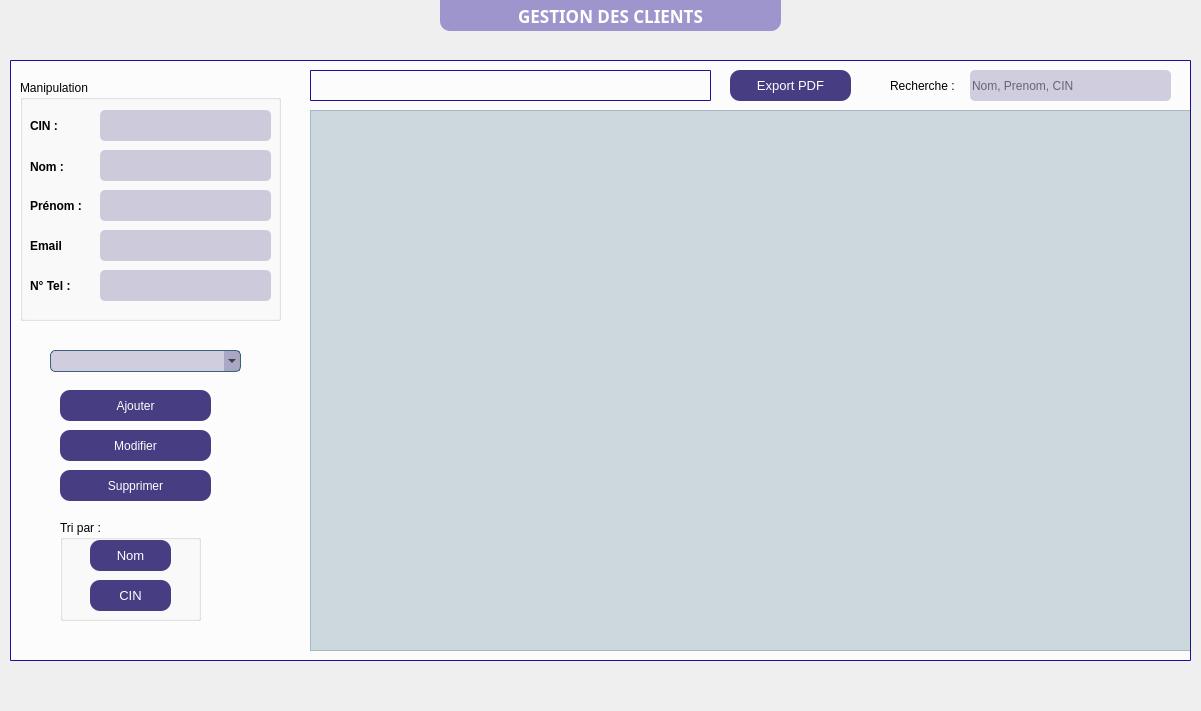
Old version of the form mainwindow.ui in the repository ProjetCPlusPlus2A41/projetcpp2a41-classroom-2a41-innostay.
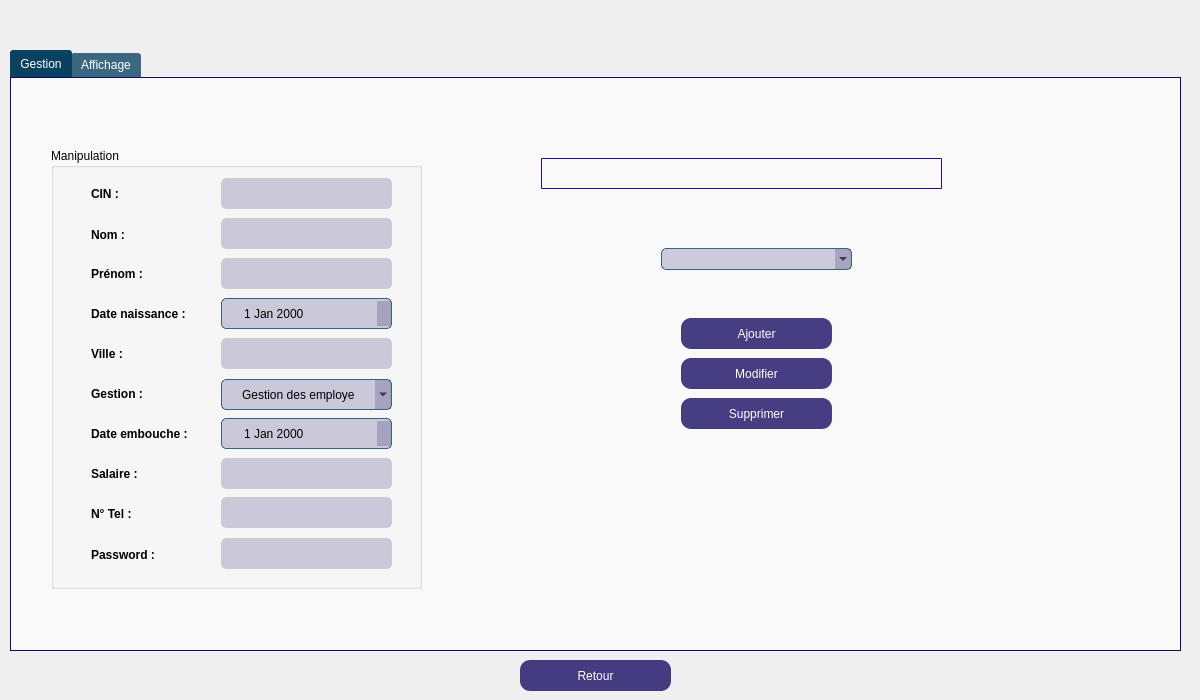
New version of the form. Icons and pictures are not drawn.

```diff
--- a/mainwindow.ui
+++ b/mainwindow.ui
@@ -6,172 +6,173 @@
    <rect>
     <x>0</x>
     <y>0</y>
-    <width>1201</width>
-    <height>711</height>
+    <width>1200</width>
+    <height>700</height>
    </rect>
   </property>
   <property name="windowTitle">
    <string>MainWindow</string>
   </property>
+  <property name="styleSheet">
+   <string notr="true">QLineEdit, QLineEdit#lineEdit_2, QLineEdit#lineEdit_3, QLineEdit#lineEdit_4, QLineEdit#lineEdit_5 {
+    background-color: rgba(255, 248, 240, 0.9);  /* Blanc cassé avec 90% d'opacité */
+    border: 1px solid rgba(200, 200, 200, 0.8);  /* Bordure gris clair avec 80% de transparence */
+    color: black;  /* Couleur du texte en noir pour un bon contraste */
+    padding: 5px;  /* Ajouter un peu d'espace interne */
+}</string>
+  </property>
   <widget class="QWidget" name="centralwidget">
-   <widget class="QLabel" name="Background_image_2">
+   <widget class="QStackedWidget" name="stackedWidget">
     <property name="geometry">
      <rect>
       <x>0</x>
       <y>0</y>
       <width>1201</width>
+      <height>701</height>
+     </rect>
+    </property>
+    <property name="currentIndex">
+     <number>2</number>
+    </property>
+    <widget class="QWidget" name="Login">
+     <widget class="QLabel" name="Background_image">
+      <property name="geometry">
+       <rect>
+        <x>0</x>
+        <y>-10</y>
+        <width>1201</width>
       <height>711</height>
      </rect>
     </property>
     <property name="styleSheet">
-     <string notr="true">background-image: url(:/images/ressource/BG1.png);</string>
+       <string notr="true">background-image: url(:/images/ressource/background-image.png);</string>
     </property>
     <property name="text">
      <string/>
     </property>
    </widget>
-   <widget class="QLineEdit" name="line_Recherche">
+     <widget class="QLabel" name="Login_CIN">
     <property name="geometry">
      <rect>
-      <x>970</x>
-      <y>70</y>
-      <width>201</width>
+        <x>480</x>
+        <y>300</y>
+        <width>251</width>
       <height>31</height>
      </rect>
     </property>
+      <property name="font">
+       <font>
+        <pointsize>10</pointsize>
+        <weight>75</weight>
+        <bold>true</bold>
+       </font>
+      </property>
     <property name="styleSheet">
-     <string notr="true">QLineEdit {
-background-color: rgba(20, 9, 97, 50);
-border-radius: 5px;
+       <string notr="true">QLabel {
+    color: #ffffff; /* White color for text labels */
+    font-weight: bold;
 }
-QLineEdit:hover {
-border: 1px solid rgba(9, 65, 97, 200);
-border-radius: 5px;
-}</string>
-    </property>
-    <property name="inputMask">
-     <string/>
-    </property>
-    <property name="text">
-     <string/>
-    </property>
-    <property name="placeholderText">
-     <string>Nom, Prenom, CIN</string>
-    </property>
-   </widget>
-   <widget class="QLabel" name="label_info_gestion">
-    <property name="geometry">
-     <rect>
-      <x>310</x>
-      <y>70</y>
-      <width>401</width>
-      <height>31</height>
-     </rect>
-    </property>
-    <property name="styleSheet">
-     <string notr="true">background-color: rgba(35,10,152, 0);
-border: 1px solid #230a98;
-border-radius: 1px;
+
 </string>
-    </property>
-    <property name="text">
-     <string/>
-    </property>
-    <property name="alignment">
-     <set>Qt::AlignCenter</set>
-    </property>
-   </widget>
-   <widget class="QLabel" name="label_12">
-    <property name="geometry">
-     <rect>
-      <x>890</x>
-      <y>70</y>
-      <width>81</width>
-      <height>31</height>
-     </rect>
-    </property>
-    <property name="text">
-     <string>Recherche :</string>
-    </property>
-   </widget>
-   <widget class="QGroupBox" name="groupBox_2">
-    <property name="geometry">
-     <rect>
-      <x>60</x>
-      <y>520</y>
-      <width>141</width>
-      <height>101</height>
-     </rect>
-    </property>
-    <property name="title">
-     <string>Tri par :</string>
-    </property>
-    <widget class="QPushButton" name="bt_Tri_Nom">
-     <property name="geometry">
-      <rect>
-       <x>30</x>
-       <y>20</y>
-       <width>81</width>
-       <height>31</height>
-      </rect>
-     </property>
-     <property name="font">
-      <font>
-       <pointsize>10</pointsize>
-      </font>
-     </property>
-     <property name="styleSheet">
-      <string notr="true">QPushButton {
-background-color: rgba(20, 9, 97, 200);
-border-radius: 10px;
-color:white;
-}
-QPushButton:hover {
-background-color: qlineargradient(spread:pad, x1:0, y1:0, x2:0, y2:1, stop:0 rgba(117, 201, 187, 200), stop:1 rgba(20, 9, 97, 200));
-}</string>
-     </property>
-     <property name="text">
-      <string>Nom</string>
-     </property>
-    </widget>
-    <widget class="QPushButton" name="bt_Tri_CIN">
-     <property name="geometry">
-      <rect>
-       <x>30</x>
-       <y>60</y>
-       <width>81</width>
-       <height>31</height>
-      </rect>
-     </property>
-     <property name="font">
-      <font>
-       <pointsize>10</pointsize>
-      </font>
-     </property>
-     <property name="styleSheet">
-      <string notr="true">QPushButton {
-background-color: rgba(20, 9, 97, 200);
-border-radius: 10px;
-color:white;
-}
-QPushButton:hover {
-background-color: qlineargradient(spread:pad, x1:0, y1:0, x2:0, y2:1, stop:0 rgba(117, 201, 187, 200), stop:1 rgba(20, 9, 97, 200));
-}</string>
      </property>
      <property name="text">
       <string>CIN</string>
      </property>
-    </widget>
-   </widget>
-   <widget class="QPushButton" name="bt_modifier">
+      <property name="alignment">
+       <set>Qt::AlignCenter</set>
+      </property>
+     </widget>
+     <widget class="QLineEdit" name="Login_CIN_Filed">
+      <property name="geometry">
+       <rect>
+        <x>480</x>
+        <y>330</y>
+        <width>251</width>
+        <height>36</height>
+       </rect>
+      </property>
+      <property name="styleSheet">
+       <string notr="true">QLineEdit {
+    background-color: #285a8e; /* Darker blue for input fields */
+    color: #ffffff; /* White text for better readability */
+    border: 1px solid #1f4e7b; /* Dark blue border to match the theme */
+    padding: 5px;
+    border-radius: 5px;
+}
+</string>
+      </property>
+     </widget>
+     <widget class="QLineEdit" name="Login_MDP_Field">
     <property name="geometry">
      <rect>
-      <x>60</x>
+        <x>480</x>
       <y>430</y>
+        <width>251</width>
+        <height>36</height>
+       </rect>
+      </property>
+      <property name="styleSheet">
+       <string notr="true">QLineEdit {
+    background-color: #285a8e; /* Darker blue for input fields */
+    color: #ffffff; /* White text for better readability */
+    border: 1px solid #1f4e7b; /* Dark blue border to match the theme */
+    padding: 5px;
+    border-radius: 5px;
+}
+
+</string>
+      </property>
+      <property name="echoMode">
+       <enum>QLineEdit::Password</enum>
+      </property>
+     </widget>
+     <widget class="QLabel" name="Login_MDP">
+      <property name="geometry">
+       <rect>
+        <x>480</x>
+        <y>400</y>
+        <width>251</width>
+        <height>31</height>
+       </rect>
+      </property>
+      <property name="font">
+       <font>
+        <pointsize>10</pointsize>
+        <weight>75</weight>
+        <bold>true</bold>
+       </font>
+      </property>
+      <property name="styleSheet">
+       <string notr="true">QLabel {
+    color: #ffffff; /* White color for text labels */
+    font-weight: bold;
+}
+
+</string>
+      </property>
+      <property name="text">
+       <string>Mot de Passe</string>
+      </property>
+      <property name="alignment">
+       <set>Qt::AlignCenter</set>
+      </property>
+     </widget>
+     <widget class="QPushButton" name="Login_Button">
+      <property name="geometry">
+       <rect>
+        <x>530</x>
+        <y>520</y>
       <width>151</width>
       <height>31</height>
      </rect>
     </property>
+      <property name="font">
+       <font>
+        <pointsize>10</pointsize>
+        <weight>75</weight>
+        <bold>true</bold>
+       </font>
+      </property>
     <property name="styleSheet">
      <string notr="true">QPushButton {
 background-color: rgba(20, 9, 97, 200);
@@ -183,21 +184,128 @@
 }</string>
     </property>
     <property name="text">
-     <string>Modifier</string>
-    </property>
-   </widget>
-   <widget class="QPushButton" name="bt_ExportPDF">
+       <string>Login</string>
+      </property>
+     </widget>
+     <widget class="QLabel" name="label">
     <property name="geometry">
      <rect>
-      <x>730</x>
-      <y>70</y>
-      <width>121</width>
+        <x>360</x>
+        <y>220</y>
+        <width>491</width>
+        <height>371</height>
+       </rect>
+      </property>
+      <property name="styleSheet">
+       <string notr="true">background-color: rgba(52, 134, 235,200);
+border-radius: 10px;</string>
+      </property>
+      <property name="text">
+       <string/>
+      </property>
+     </widget>
+     <widget class="QLabel" name="label_9">
+      <property name="geometry">
+       <rect>
+        <x>350</x>
+        <y>-80</y>
+        <width>521</width>
+        <height>421</height>
+       </rect>
+      </property>
+      <property name="styleSheet">
+       <string notr="true">image: url(:/images/ressource/Logo.png);</string>
+      </property>
+      <property name="text">
+       <string/>
+      </property>
+     </widget>
+     <widget class="QLabel" name="label_infoconx">
+      <property name="geometry">
+       <rect>
+        <x>390</x>
+        <y>235</y>
+        <width>431</width>
       <height>31</height>
      </rect>
     </property>
+      <property name="text">
+       <string/>
+      </property>
+      <property name="alignment">
+       <set>Qt::AlignCenter</set>
+      </property>
+     </widget>
+     <widget class="QCheckBox" name="Login_check_PassShowHide">
+      <property name="geometry">
+       <rect>
+        <x>740</x>
+        <y>430</y>
+        <width>41</width>
+        <height>41</height>
+       </rect>
+      </property>
+      <property name="styleSheet">
+       <string notr="true">QCheckBox::indicator {
+ width: 40px;
+ height: 20px;
+}
+QCheckBox::indicator:checked{
+image: url(:/images/ressource/ShowPassIcon.png);
+}
+QCheckBox::indicator:unchecked{
+image: url(:/images/ressource/HidePassIcon.png);
+}
+background-color: rgb(255, 255, 255);
+</string>
+      </property>
+      <property name="text">
+       <string/>
+      </property>
+     </widget>
+     <zorder>Background_image</zorder>
+     <zorder>label_9</zorder>
+     <zorder>label</zorder>
+     <zorder>Login_Button</zorder>
+     <zorder>Login_MDP_Field</zorder>
+     <zorder>Login_MDP</zorder>
+     <zorder>Login_CIN</zorder>
+     <zorder>Login_CIN_Filed</zorder>
+     <zorder>label_infoconx</zorder>
+     <zorder>Login_check_PassShowHide</zorder>
+    </widget>
+    <widget class="QWidget" name="Menu">
+     <widget class="QLabel" name="label_14">
+      <property name="geometry">
+       <rect>
+        <x>120</x>
+        <y>150</y>
+        <width>961</width>
+        <height>401</height>
+       </rect>
+      </property>
+      <property name="styleSheet">
+       <string notr="true">background-color: rgba(52, 134, 235,200);
+border-radius: 10px;</string>
+      </property>
+      <property name="text">
+       <string/>
+      </property>
+     </widget>
+     <widget class="QPushButton" name="Menu_Employes">
+      <property name="geometry">
+       <rect>
+        <x>220</x>
+        <y>210</y>
+        <width>300</width>
+        <height>31</height>
+       </rect>
+      </property>
     <property name="font">
      <font>
       <pointsize>10</pointsize>
+        <weight>75</weight>
+        <bold>true</bold>
      </font>
     </property>
     <property name="styleSheet">
@@ -211,57 +319,85 @@
 }</string>
     </property>
     <property name="text">
-     <string>Export PDF</string>
-    </property>
-   </widget>
-   <widget class="QTableView" name="table_Clients">
+       <string>Gestion des employés</string>
+      </property>
+     </widget>
+     <widget class="QPushButton" name="Menu_Clients">
     <property name="geometry">
      <rect>
-      <x>310</x>
-      <y>110</y>
-      <width>881</width>
-      <height>541</height>
-     </rect>
-    </property>
+        <x>220</x>
+        <y>260</y>
+        <width>300</width>
+        <height>31</height>
+       </rect>
+      </property>
+      <property name="font">
+       <font>
+        <pointsize>10</pointsize>
+        <weight>75</weight>
+        <bold>true</bold>
+       </font>
+      </property>
     <property name="styleSheet">
-     <string notr="true">background-color:  rgba(9, 65, 97,50);
-</string>
-    </property>
-   </widget>
-   <widget class="QComboBox" name="comboBox_IDs">
+       <string notr="true">QPushButton {
+background-color: rgba(20, 9, 97, 200);
+border-radius: 10px;
+color:white;
+}
+QPushButton:hover {
+background-color: qlineargradient(spread:pad, x1:0, y1:0, x2:0, y2:1, stop:0 rgba(117, 201, 187, 200), stop:1 rgba(20, 9, 97, 200));
+}</string>
+      </property>
+      <property name="text">
+       <string>Gestion des clients</string>
+      </property>
+     </widget>
+     <widget class="QPushButton" name="Menu_Reservations">
     <property name="geometry">
      <rect>
-      <x>50</x>
-      <y>350</y>
-      <width>191</width>
-      <height>22</height>
-     </rect>
-    </property>
+        <x>220</x>
+        <y>310</y>
+        <width>300</width>
+        <height>31</height>
+       </rect>
+      </property>
+      <property name="font">
+       <font>
+        <pointsize>10</pointsize>
+        <weight>75</weight>
+        <bold>true</bold>
+       </font>
+      </property>
     <property name="styleSheet">
-     <string notr="true">QComboBox
-{
-    subcontrol-origin: padding;
-    subcontrol-position: top right;
-    selection-background-color: #111;
-    selection-color: yellow;
-    color: black;
-    background-color: rgba(20, 9, 97, 50);
-    border-style: solid;
-    border: 1px solid rgba(9, 65, 97, 200);
-    border-radius: 5;
-    padding: 1px 0px 1px 20px;
+       <string notr="true">QPushButton {
+background-color: rgba(20, 9, 97, 200);
+border-radius: 10px;
+color:white;
+}
+QPushButton:hover {
+background-color: qlineargradient(spread:pad, x1:0, y1:0, x2:0, y2:1, stop:0 rgba(117, 201, 187, 200), stop:1 rgba(20, 9, 97, 200));
 }</string>
     </property>
-   </widget>
-   <widget class="QPushButton" name="bt_supprimer">
+      <property name="text">
+       <string>Gestion des réservations</string>
+      </property>
+     </widget>
+     <widget class="QPushButton" name="Menu_Equipements">
     <property name="geometry">
      <rect>
-      <x>60</x>
-      <y>470</y>
-      <width>151</width>
+        <x>220</x>
+        <y>360</y>
+        <width>300</width>
       <height>31</height>
      </rect>
     </property>
+      <property name="font">
+       <font>
+        <pointsize>10</pointsize>
+        <weight>75</weight>
+        <bold>true</bold>
+       </font>
+      </property>
     <property name="styleSheet">
      <string notr="true">QPushButton {
 background-color: rgba(20, 9, 97, 200);
@@ -273,16 +409,204 @@
 }</string>
     </property>
     <property name="text">
-     <string>Supprimer</string>
-    </property>
-   </widget>
+       <string>Gestion des equipements</string>
+      </property>
+     </widget>
+     <widget class="QPushButton" name="Menu_Restauration">
+      <property name="geometry">
+       <rect>
+        <x>220</x>
+        <y>410</y>
+        <width>300</width>
+        <height>31</height>
+       </rect>
+      </property>
+      <property name="font">
+       <font>
+        <pointsize>10</pointsize>
+        <weight>75</weight>
+        <bold>true</bold>
+       </font>
+      </property>
+      <property name="styleSheet">
+       <string notr="true">QPushButton {
+background-color: rgba(20, 9, 97, 200);
+border-radius: 10px;
+color:white;
+}
+QPushButton:hover {
+background-color: qlineargradient(spread:pad, x1:0, y1:0, x2:0, y2:1, stop:0 rgba(117, 201, 187, 200), stop:1 rgba(20, 9, 97, 200));
+}</string>
+      </property>
+      <property name="text">
+       <string>Gestion de restauration</string>
+      </property>
+     </widget>
+     <widget class="QPushButton" name="Menu_Animation">
+      <property name="geometry">
+       <rect>
+        <x>220</x>
+        <y>460</y>
+        <width>300</width>
+        <height>31</height>
+       </rect>
+      </property>
+      <property name="font">
+       <font>
+        <pointsize>10</pointsize>
+        <weight>75</weight>
+        <bold>true</bold>
+       </font>
+      </property>
+      <property name="styleSheet">
+       <string notr="true">QPushButton {
+background-color: rgba(20, 9, 97, 200);
+border-radius: 10px;
+color:white;
+}
+QPushButton:hover {
+background-color: qlineargradient(spread:pad, x1:0, y1:0, x2:0, y2:1, stop:0 rgba(117, 201, 187, 200), stop:1 rgba(20, 9, 97, 200));
+}</string>
+      </property>
+      <property name="text">
+       <string>Gestion des animations</string>
+      </property>
+     </widget>
+     <widget class="QLabel" name="label_15">
+      <property name="geometry">
+       <rect>
+        <x>620</x>
+        <y>100</y>
+        <width>311</width>
+        <height>331</height>
+       </rect>
+      </property>
+      <property name="styleSheet">
+       <string notr="true">background-image: url(:/images/ressource/Logo.png);</string>
+      </property>
+      <property name="text">
+       <string/>
+      </property>
+     </widget>
+     <widget class="QLabel" name="Background_image_3">
+      <property name="geometry">
+       <rect>
+        <x>0</x>
+        <y>0</y>
+        <width>1201</width>
+        <height>711</height>
+       </rect>
+      </property>
+      <property name="styleSheet">
+       <string notr="true">background-image: url(:/images/ressource/background-image.png);</string>
+      </property>
+      <property name="text">
+       <string/>
+      </property>
+     </widget>
+     <zorder>Background_image_3</zorder>
+     <zorder>label_14</zorder>
+     <zorder>Menu_Employes</zorder>
+     <zorder>Menu_Clients</zorder>
+     <zorder>Menu_Reservations</zorder>
+     <zorder>Menu_Equipements</zorder>
+     <zorder>Menu_Restauration</zorder>
+     <zorder>Menu_Animation</zorder>
+     <zorder>label_15</zorder>
+    </widget>
+    <widget class="QWidget" name="Gestion_Employe">
+     <widget class="QTabWidget" name="tabWidget">
+      <property name="geometry">
+       <rect>
+        <x>10</x>
+        <y>50</y>
+        <width>1171</width>
+        <height>601</height>
+       </rect>
+      </property>
+      <property name="styleSheet">
+       <string notr="true">QTabBar::tab{
+	background-color: rgb(20, 9, 97);
+	color: #ffffff;
+	border-top-left-radius: 3px;
+	border-top-right-radius: 3px;
+	padding: 5px;
+}
+QTabBar::tab:disabled{
+	background-color: #656565;
+	color: #656565;
+}
+QTabWidget::pane {
+    background-color: rgba(255,255,255, 0.6); 
+    border: 1px solid rgb(20, 9, 97);
+}
+QTabBar::tab:selected{
+    background-color: rgb(9, 65, 97);
+	color: #ffffff;
+}
+QTabBar::tab:selected:disabled{
+	background-color: #404040;
+	color: #656565;
+}
+QTabBar::tab:!selected {
+    background-color: rgba(9, 65, 97, 200);
+}
+
+QTabBar::tab:top:!selected {
+    margin-top: 3px;
+}
+QTabBar::tab:bottom:!selected {
+    margin-bottom: 3px;
+}
+QTabBar::tab:top, QTabBar::tab:bottom {
+    min-width: 8ex;
+    margin-right: -1px;
+    padding: 5px 10px 5px 10px;
+}
+QTabBar::tab:top:selected {
+    border-bottom-color: none;
+}
+QTabBar::tab:bottom:selected {
+    border-top-color: none;
+}
+QTabBar::tab:top:last, QTabBar::tab:bottom:last,QTabBar::tab:top:only-one, QTabBar::tab:bottom:only-one {
+    margin-right: 0;
+}
+QTabBar::tab:left:!selected {
+    margin-right: 3px;
+}
+QTabBar::tab:right:!selected{
+    margin-left: 3px;
+}
+QTabBar::tab:left, QTabBar::tab:right {
+    min-height: 8ex;
+    margin-bottom: -1px;
+    padding: 10px 5px 10px 5px;
+}
+QTabBar::tab:left:selected {
+    border-left-color: none;
+}
+QTabBar::tab:right:selected {
+    border-right-color: none;
+}
+QTabBar::tab:left:last, QTabBar::tab:right:last,QTabBar::tab:left:only-one, QTabBar::tab:right:only-one {
+    margin-bottom: 0;
+}</string>
+      </property>
+      <property name="currentIndex">
+       <number>0</number>
+      </property>
+      <widget class="QWidget" name="tab">
+       <attribute name="title">
+        <string>Gestion</string>
+       </attribute>
    <widget class="QGroupBox" name="groupBox">
     <property name="geometry">
      <rect>
-      <x>20</x>
-      <y>80</y>
-      <width>261</width>
-      <height>241</height>
+          <x>40</x>
+          <y>70</y>
+          <width>371</width>
+          <height>441</height>
      </rect>
     </property>
     <property name="title">
@@ -291,8 +615,8 @@
     <widget class="QLabel" name="label_11">
      <property name="geometry">
       <rect>
-       <x>10</x>
-       <y>190</y>
+           <x>40</x>
+           <y>350</y>
        <width>81</width>
        <height>31</height>
       </rect>
@@ -308,11 +632,71 @@
       <string>N° Tel :</string>
      </property>
     </widget>
+        <widget class="QLabel" name="label_6">
+         <property name="geometry">
+          <rect>
+           <x>40</x>
+           <y>190</y>
+           <width>81</width>
+           <height>31</height>
+          </rect>
+         </property>
+         <property name="font">
+          <font>
+           <pointsize>9</pointsize>
+           <weight>75</weight>
+           <bold>true</bold>
+          </font>
+         </property>
+         <property name="text">
+          <string>Ville :</string>
+         </property>
+        </widget>
+        <widget class="QLabel" name="label_8">
+         <property name="geometry">
+          <rect>
+           <x>40</x>
+           <y>270</y>
+           <width>101</width>
+           <height>31</height>
+          </rect>
+         </property>
+         <property name="font">
+          <font>
+           <pointsize>9</pointsize>
+           <weight>75</weight>
+           <bold>true</bold>
+          </font>
+         </property>
+         <property name="text">
+          <string>Date embouche :</string>
+         </property>
+        </widget>
     <widget class="QLabel" name="label_5">
      <property name="geometry">
       <rect>
-       <x>10</x>
+           <x>40</x>
        <y>150</y>
+           <width>111</width>
+           <height>31</height>
+          </rect>
+         </property>
+         <property name="font">
+          <font>
+           <pointsize>9</pointsize>
+           <weight>75</weight>
+           <bold>true</bold>
+          </font>
+         </property>
+         <property name="text">
+          <string>Date naissance :</string>
+         </property>
+        </widget>
+        <widget class="QLabel" name="label_7">
+         <property name="geometry">
+          <rect>
+           <x>40</x>
+           <y>230</y>
        <width>81</width>
        <height>31</height>
       </rect>
@@ -325,13 +709,33 @@
       </font>
      </property>
      <property name="text">
-      <string>Email</string>
+          <string>Gestion :</string>
+         </property>
+        </widget>
+        <widget class="QLabel" name="label_10">
+         <property name="geometry">
+          <rect>
+           <x>40</x>
+           <y>310</y>
+           <width>81</width>
+           <height>31</height>
+          </rect>
+         </property>
+         <property name="font">
+          <font>
+           <pointsize>9</pointsize>
+           <weight>75</weight>
+           <bold>true</bold>
+          </font>
+         </property>
+         <property name="text">
+          <string>Salaire :</string>
      </property>
     </widget>
     <widget class="QLabel" name="label_3">
      <property name="geometry">
       <rect>
-       <x>10</x>
+           <x>40</x>
        <y>71</y>
        <width>81</width>
        <height>31</height>
@@ -351,7 +755,7 @@
     <widget class="QLabel" name="label_2">
      <property name="geometry">
       <rect>
-       <x>10</x>
+           <x>40</x>
        <y>30</y>
        <width>81</width>
        <height>31</height>
@@ -371,7 +775,7 @@
     <widget class="QLabel" name="label_4">
      <property name="geometry">
       <rect>
-       <x>10</x>
+           <x>40</x>
        <y>110</y>
        <width>81</width>
        <height>31</height>
@@ -391,7 +795,7 @@
     <widget class="QLineEdit" name="line_ID">
      <property name="geometry">
       <rect>
-       <x>80</x>
+           <x>170</x>
        <y>30</y>
        <width>171</width>
        <height>31</height>
@@ -414,7 +818,7 @@
     <widget class="QLineEdit" name="line_nom">
      <property name="geometry">
       <rect>
-       <x>80</x>
+           <x>170</x>
        <y>70</y>
        <width>171</width>
        <height>31</height>
@@ -434,7 +838,7 @@
     <widget class="QLineEdit" name="line_prenom">
      <property name="geometry">
       <rect>
-       <x>80</x>
+           <x>170</x>
        <y>110</y>
        <width>171</width>
        <height>31</height>
@@ -451,11 +855,31 @@
 }</string>
      </property>
     </widget>
-    <widget class="QLineEdit" name="line_email">
+        <widget class="QLineEdit" name="line_ville">
      <property name="geometry">
       <rect>
-       <x>80</x>
-       <y>150</y>
+           <x>170</x>
+           <y>190</y>
+           <width>171</width>
+           <height>31</height>
+          </rect>
+         </property>
+         <property name="styleSheet">
+          <string notr="true">QLineEdit {
+background-color: rgba(20, 9, 97, 50);
+border-radius: 5px;
+}
+QLineEdit:hover {
+border: 1px solid rgba(9, 65, 97, 200);
+border-radius: 5px;
+}</string>
+         </property>
+        </widget>
+        <widget class="QLineEdit" name="line_salaire">
+         <property name="geometry">
+          <rect>
+           <x>170</x>
+           <y>310</y>
        <width>171</width>
        <height>31</height>
       </rect>
@@ -474,8 +898,8 @@
     <widget class="QLineEdit" name="line_numtel">
      <property name="geometry">
       <rect>
-       <x>80</x>
-       <y>190</y>
+           <x>170</x>
+           <y>349</y>
        <width>171</width>
        <height>31</height>
       </rect>
@@ -491,12 +915,157 @@
 }</string>
      </property>
     </widget>
-   </widget>
-   <widget class="QPushButton" name="bt_ajouter">
+        <widget class="QDateEdit" name="date_ddn">
+         <property name="geometry">
+          <rect>
+           <x>170</x>
+           <y>150</y>
+           <width>171</width>
+           <height>31</height>
+          </rect>
+         </property>
+         <property name="styleSheet">
+          <string notr="true">QDateEdit
+{
+    subcontrol-origin: padding;
+    subcontrol-position: top right;
+    selection-background-color: #111;
+    selection-color: yellow;
+    color: black;
+    background-color: rgba(20, 9, 97, 50);
+    border-style: solid;
+    border: 1px solid rgba(9, 65, 97, 200);
+    border-radius: 5;
+    padding: 1px 0px 1px 20px;
+}</string>
+         </property>
+        </widget>
+        <widget class="QDateEdit" name="date_emb">
     <property name="geometry">
      <rect>
-      <x>60</x>
+           <x>170</x>
+           <y>270</y>
+           <width>171</width>
+           <height>31</height>
+          </rect>
+         </property>
+         <property name="styleSheet">
+          <string notr="true">QDateEdit
+{
+    subcontrol-origin: padding;
+    subcontrol-position: top right;
+    selection-background-color: #111;
+    selection-color: yellow;
+    color: black;
+    background-color: rgba(20, 9, 97, 50);
+    border-style: solid;
+    border: 1px solid rgba(9, 65, 97, 200);
+    border-radius: 5;
+    padding: 1px 0px 1px 20px;
+}</string>
+         </property>
+        </widget>
+        <widget class="QComboBox" name="comboBox_Gestion">
+         <property name="geometry">
+          <rect>
+           <x>170</x>
+           <y>231</y>
+           <width>171</width>
+           <height>31</height>
+          </rect>
+         </property>
+         <property name="styleSheet">
+          <string notr="true">QComboBox
+{
+    subcontrol-origin: padding;
+    subcontrol-position: top right;
+    selection-background-color: #111;
+    selection-color: yellow;
+    color: black;
+    background-color: rgba(20, 9, 97, 50);
+    border-style: solid;
+    border: 1px solid rgba(9, 65, 97, 200);
+    border-radius: 5;
+    padding: 1px 0px 1px 20px;
+}</string>
+         </property>
+         <item>
+          <property name="text">
+           <string>Gestion des employe</string>
+          </property>
+         </item>
+         <item>
+          <property name="text">
+           <string>Gestion des clients</string>
+          </property>
+         </item>
+         <item>
+          <property name="text">
+           <string>Gestion des reservation</string>
+          </property>
+         </item>
+         <item>
+          <property name="text">
+           <string>Gestion d'animation</string>
+          </property>
+         </item>
+         <item>
+          <property name="text">
+           <string>Gestion de restauration</string>
+          </property>
+         </item>
+         <item>
+          <property name="text">
+           <string>Gestion d'equipement</string>
+          </property>
+         </item>
+        </widget>
+        <widget class="QLabel" name="label_13">
+         <property name="geometry">
+          <rect>
+           <x>40</x>
+           <y>391</y>
+           <width>81</width>
+           <height>31</height>
+          </rect>
+         </property>
+         <property name="font">
+          <font>
+           <pointsize>9</pointsize>
+           <weight>75</weight>
+           <bold>true</bold>
+          </font>
+         </property>
+         <property name="text">
+          <string>Password :</string>
+         </property>
+        </widget>
+        <widget class="QLineEdit" name="line_password">
+         <property name="geometry">
+          <rect>
+           <x>170</x>
       <y>390</y>
+           <width>171</width>
+           <height>31</height>
+          </rect>
+         </property>
+         <property name="styleSheet">
+          <string notr="true">QLineEdit {
+background-color: rgba(20, 9, 97, 50);
+border-radius: 5px;
+}
+QLineEdit:hover {
+border: 1px solid rgba(9, 65, 97, 200);
+border-radius: 5px;
+}</string>
+         </property>
+        </widget>
+       </widget>
+       <widget class="QPushButton" name="bt_ajouter">
+        <property name="geometry">
+         <rect>
+          <x>670</x>
+          <y>240</y>
       <width>151</width>
       <height>31</height>
      </rect>
@@ -515,85 +1084,353 @@
      <string>Ajouter</string>
     </property>
    </widget>
-   <widget class="QLabel" name="label">
+       <widget class="QPushButton" name="bt_modifier">
+        <property name="geometry">
+         <rect>
+          <x>670</x>
+          <y>280</y>
+          <width>151</width>
+          <height>31</height>
+         </rect>
+        </property>
+        <property name="styleSheet">
+         <string notr="true">QPushButton {
+background-color: rgba(20, 9, 97, 200);
+border-radius: 10px;
+color:white;
+}
+QPushButton:hover {
+background-color: qlineargradient(spread:pad, x1:0, y1:0, x2:0, y2:1, stop:0 rgba(117, 201, 187, 200), stop:1 rgba(20, 9, 97, 200));
+}</string>
+        </property>
+        <property name="text">
+         <string>Modifier</string>
+        </property>
+       </widget>
+       <widget class="QPushButton" name="bt_supprimer">
+        <property name="geometry">
+         <rect>
+          <x>670</x>
+          <y>320</y>
+          <width>151</width>
+          <height>31</height>
+         </rect>
+        </property>
+        <property name="styleSheet">
+         <string notr="true">QPushButton {
+background-color: rgba(20, 9, 97, 200);
+border-radius: 10px;
+color:white;
+}
+QPushButton:hover {
+background-color: qlineargradient(spread:pad, x1:0, y1:0, x2:0, y2:1, stop:0 rgba(117, 201, 187, 200), stop:1 rgba(20, 9, 97, 200));
+}</string>
+        </property>
+        <property name="text">
+         <string>Supprimer</string>
+        </property>
+       </widget>
+       <widget class="QComboBox" name="comboBox_IDs">
+        <property name="geometry">
+         <rect>
+          <x>650</x>
+          <y>170</y>
+          <width>191</width>
+          <height>22</height>
+         </rect>
+        </property>
+        <property name="styleSheet">
+         <string notr="true">QComboBox
+{
+    subcontrol-origin: padding;
+    subcontrol-position: top right;
+    selection-background-color: #111;
+    selection-color: yellow;
+    color: black;
+    background-color: rgba(20, 9, 97, 50);
+    border-style: solid;
+    border: 1px solid rgba(9, 65, 97, 200);
+    border-radius: 5;
+    padding: 1px 0px 1px 20px;
+}</string>
+        </property>
+       </widget>
+       <widget class="QLabel" name="label_info_gestion">
+        <property name="geometry">
+         <rect>
+          <x>530</x>
+          <y>80</y>
+          <width>401</width>
+          <height>31</height>
+         </rect>
+        </property>
+        <property name="styleSheet">
+         <string notr="true">background-color: rgba(35,10,152, 0);
+border: 1px solid #230a98;
+border-radius: 1px;
+</string>
+        </property>
+        <property name="text">
+         <string/>
+        </property>
+        <property name="alignment">
+         <set>Qt::AlignCenter</set>
+        </property>
+       </widget>
+      </widget>
+      <widget class="QWidget" name="tab_2">
+       <attribute name="title">
+        <string>Affichage</string>
+       </attribute>
+       <widget class="QLabel" name="label_info_affichage">
+        <property name="geometry">
+         <rect>
+          <x>20</x>
+          <y>30</y>
+          <width>401</width>
+          <height>31</height>
+         </rect>
+        </property>
+        <property name="styleSheet">
+         <string notr="true">background-color: rgba(35,10,152, 0);
+border: 1px solid #230a98;
+border-radius: 1px;
+</string>
+        </property>
+        <property name="text">
+         <string/>
+        </property>
+        <property name="alignment">
+         <set>Qt::AlignCenter</set>
+        </property>
+       </widget>
+       <widget class="QLabel" name="label_12">
+        <property name="geometry">
+         <rect>
+          <x>730</x>
+          <y>30</y>
+          <width>81</width>
+          <height>31</height>
+         </rect>
+        </property>
+        <property name="text">
+         <string>Recherche :</string>
+        </property>
+       </widget>
+       <widget class="QTableView" name="table_Employe">
+        <property name="geometry">
+         <rect>
+          <x>10</x>
+          <y>70</y>
+          <width>1021</width>
+          <height>491</height>
+         </rect>
+        </property>
+        <property name="styleSheet">
+         <string notr="true">background-color:  rgba(9, 65, 97,50);
+</string>
+        </property>
+       </widget>
+       <widget class="QPushButton" name="bt_ExportPDF">
+        <property name="geometry">
+         <rect>
+          <x>1040</x>
+          <y>520</y>
+          <width>121</width>
+          <height>31</height>
+         </rect>
+        </property>
+        <property name="font">
+         <font>
+          <pointsize>10</pointsize>
+         </font>
+        </property>
+        <property name="styleSheet">
+         <string notr="true">QPushButton {
+background-color: rgba(20, 9, 97, 200);
+border-radius: 10px;
+color:white;
+}
+QPushButton:hover {
+background-color: qlineargradient(spread:pad, x1:0, y1:0, x2:0, y2:1, stop:0 rgba(117, 201, 187, 200), stop:1 rgba(20, 9, 97, 200));
+}</string>
+        </property>
+        <property name="text">
+         <string>Export PDF</string>
+        </property>
+       </widget>
+       <widget class="QLineEdit" name="line_Recherche">
+        <property name="geometry">
+         <rect>
+          <x>810</x>
+          <y>30</y>
+          <width>201</width>
+          <height>31</height>
+         </rect>
+        </property>
+        <property name="styleSheet">
+         <string notr="true">QLineEdit {
+background-color: rgba(20, 9, 97, 50);
+border-radius: 5px;
+}
+QLineEdit:hover {
+border: 1px solid rgba(9, 65, 97, 200);
+border-radius: 5px;
+}</string>
+        </property>
+        <property name="inputMask">
+         <string/>
+        </property>
+        <property name="text">
+         <string/>
+        </property>
+        <property name="placeholderText">
+         <string>Nom, Prenom, CIN</string>
+        </property>
+       </widget>
+       <widget class="QGroupBox" name="groupBox_2">
+        <property name="geometry">
+         <rect>
+          <x>1040</x>
+          <y>70</y>
+          <width>120</width>
+          <height>181</height>
+         </rect>
+        </property>
+        <property name="title">
+         <string>Tri par :</string>
+        </property>
+        <widget class="QPushButton" name="bt_Tri_Nom">
+         <property name="geometry">
+          <rect>
+           <x>20</x>
+           <y>30</y>
+           <width>81</width>
+           <height>31</height>
+          </rect>
+         </property>
+         <property name="font">
+          <font>
+           <pointsize>10</pointsize>
+          </font>
+         </property>
+         <property name="styleSheet">
+          <string notr="true">QPushButton {
+background-color: rgba(20, 9, 97, 200);
+border-radius: 10px;
+color:white;
+}
+QPushButton:hover {
+background-color: qlineargradient(spread:pad, x1:0, y1:0, x2:0, y2:1, stop:0 rgba(117, 201, 187, 200), stop:1 rgba(20, 9, 97, 200));
+}</string>
+         </property>
+         <property name="text">
+          <string>Nom</string>
+         </property>
+        </widget>
+        <widget class="QPushButton" name="bt_Tri_Gestion">
+         <property name="geometry">
+          <rect>
+           <x>20</x>
+           <y>80</y>
+           <width>81</width>
+           <height>31</height>
+          </rect>
+         </property>
+         <property name="font">
+          <font>
+           <pointsize>10</pointsize>
+          </font>
+         </property>
+         <property name="styleSheet">
+          <string notr="true">QPushButton {
+background-color: rgba(20, 9, 97, 200);
+border-radius: 10px;
+color:white;
+}
+QPushButton:hover {
+background-color: qlineargradient(spread:pad, x1:0, y1:0, x2:0, y2:1, stop:0 rgba(117, 201, 187, 200), stop:1 rgba(20, 9, 97, 200));
+}</string>
+         </property>
+         <property name="text">
+          <string>Gestion</string>
+         </property>
+        </widget>
+        <widget class="QPushButton" name="bt_Tri_CIN">
+         <property name="geometry">
+          <rect>
+           <x>20</x>
+           <y>130</y>
+           <width>81</width>
+           <height>31</height>
+          </rect>
+         </property>
+         <property name="font">
+          <font>
+           <pointsize>10</pointsize>
+          </font>
+         </property>
+         <property name="styleSheet">
+          <string notr="true">QPushButton {
+background-color: rgba(20, 9, 97, 200);
+border-radius: 10px;
+color:white;
+}
+QPushButton:hover {
+background-color: qlineargradient(spread:pad, x1:0, y1:0, x2:0, y2:1, stop:0 rgba(117, 201, 187, 200), stop:1 rgba(20, 9, 97, 200));
+}</string>
+         </property>
+         <property name="text">
+          <string>CIN</string>
+         </property>
+        </widget>
+       </widget>
+      </widget>
+     </widget>
+     <widget class="QLabel" name="Background_image_2">
     <property name="geometry">
      <rect>
       <x>0</x>
       <y>0</y>
-      <width>1211</width>
+        <width>1201</width>
       <height>711</height>
      </rect>
     </property>
     <property name="styleSheet">
-     <string notr="true">background-image :url(:/images/resources/BG1.png)</string>
+       <string notr="true">background-image: url(:/images/ressource/BG1.png);</string>
     </property>
     <property name="text">
      <string/>
     </property>
    </widget>
-   <widget class="QLabel" name="Background_image_3">
+     <widget class="QPushButton" name="return1">
     <property name="geometry">
      <rect>
-      <x>10</x>
-      <y>60</y>
-      <width>1181</width>
-      <height>601</height>
-     </rect>
-    </property>
-    <property name="styleSheet">
-     <string notr="true">background-color: rgba(255, 255, 255, 200);
-border: 1px solid #230a98;
-border-radius: 1px;</string>
-    </property>
-    <property name="text">
-     <string/>
-    </property>
-   </widget>
-   <widget class="QLabel" name="labe_TitlePerso">
-    <property name="geometry">
-     <rect>
-      <x>440</x>
-      <y>0</y>
-      <width>341</width>
+        <x>520</x>
+        <y>660</y>
+        <width>151</width>
       <height>31</height>
      </rect>
     </property>
-    <property name="font">
-     <font>
-      <family>LEMON MILK</family>
-      <pointsize>13</pointsize>
-      <weight>75</weight>
-      <bold>true</bold>
-     </font>
-    </property>
     <property name="styleSheet">
-     <string notr="true">background-color: rgba(35,10,152,100);
-border-bottom-left-radius: 10px;
-border-bottom-right-radius: 10px;
-color:white;</string>
+       <string notr="true">QPushButton {
+background-color: rgba(20, 9, 97, 200);
+border-radius: 10px;
+color:white;
+}
+QPushButton:hover {
+background-color: qlineargradient(spread:pad, x1:0, y1:0, x2:0, y2:1, stop:0 rgba(117, 201, 187, 200), stop:1 rgba(20, 9, 97, 200));
+}</string>
     </property>
     <property name="text">
-     <string>GESTION DES CLIENTS</string>
-    </property>
-    <property name="alignment">
-     <set>Qt::AlignCenter</set>
-    </property>
-   </widget>
-   <zorder>label</zorder>
+       <string>Retour</string>
+      </property>
+     </widget>
    <zorder>Background_image_2</zorder>
-   <zorder>Background_image_3</zorder>
-   <zorder>line_Recherche</zorder>
-   <zorder>label_info_gestion</zorder>
-   <zorder>label_12</zorder>
-   <zorder>groupBox_2</zorder>
-   <zorder>bt_modifier</zorder>
-   <zorder>bt_ExportPDF</zorder>
-   <zorder>table_Clients</zorder>
-   <zorder>comboBox_IDs</zorder>
-   <zorder>bt_supprimer</zorder>
-   <zorder>groupBox</zorder>
-   <zorder>bt_ajouter</zorder>
-   <zorder>labe_TitlePerso</zorder>
+     <zorder>tabWidget</zorder>
+     <zorder>return1</zorder>
+    </widget>
+   </widget>
   </widget>
  </widget>
  <resources/>
```
Lines whose indentation alone changed are shown as unchanged.
